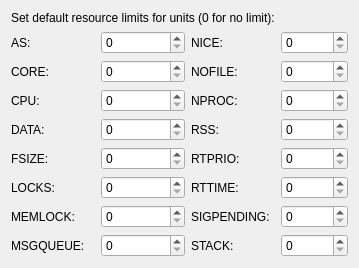
First picture: the form in ui/reslimits.ui, repository rthomsen/kcmsystemd, before the edit.
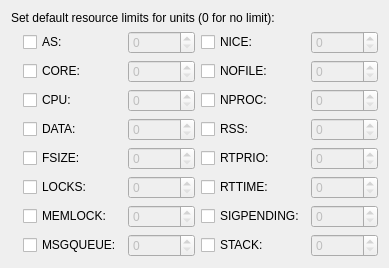
Second picture: the form after the edit.

```diff
--- a/ui/reslimits.ui
+++ b/ui/reslimits.ui
@@ -6,8 +6,8 @@
    <rect>
     <x>0</x>
     <y>0</y>
-    <width>343</width>
-    <height>232</height>
+    <width>405</width>
+    <height>240</height>
    </rect>
   </property>
   <property name="windowTitle">
@@ -17,238 +17,92 @@
    <property name="sizeConstraint">
     <enum>QLayout::SetFixedSize</enum>
    </property>
-   <item row="11" column="3">
-    <widget class="QSpinBox" name="spnDefaultLimitRTPRIO">
-     <property name="maximum">
-      <number>999999999</number>
-     </property>
-    </widget>
-   </item>
-   <item row="14" column="3">
-    <widget class="QSpinBox" name="spnDefaultLimitSTACK">
-     <property name="maximum">
-      <number>999999999</number>
-     </property>
-    </widget>
-   </item>
-   <item row="8" column="1">
-    <widget class="QSpinBox" name="spnDefaultLimitCPU">
-     <property name="maximum">
-      <number>999999999</number>
-     </property>
-    </widget>
-   </item>
-   <item row="13" column="1">
-    <widget class="QSpinBox" name="spnDefaultLimitMEMLOCK">
-     <property name="maximum">
-      <number>999999999</number>
-     </property>
-    </widget>
-   </item>
-   <item row="11" column="1">
-    <widget class="QSpinBox" name="spnDefaultLimitFSIZE">
-     <property name="maximum">
-      <number>999999999</number>
-     </property>
-    </widget>
-   </item>
-   <item row="8" column="3">
-    <widget class="QSpinBox" name="spnDefaultLimitNPROC">
-     <property name="maximum">
-      <number>999999999</number>
-     </property>
-    </widget>
-   </item>
-   <item row="10" column="3">
-    <widget class="QSpinBox" name="spnDefaultLimitRSS">
-     <property name="maximum">
-      <number>999999999</number>
-     </property>
-    </widget>
-   </item>
-   <item row="6" column="3">
-    <widget class="QSpinBox" name="spnDefaultLimitNICE">
-     <property name="maximum">
-      <number>999999999</number>
-     </property>
-    </widget>
-   </item>
-   <item row="14" column="0">
-    <widget class="QLabel" name="label_9">
-     <property name="text">
-      <string>MSGQUEUE:</string>
-     </property>
-    </widget>
-   </item>
-   <item row="6" column="2">
-    <widget class="QLabel" name="label_10">
-     <property name="text">
-      <string>NICE:</string>
-     </property>
-    </widget>
-   </item>
-   <item row="10" column="1">
-    <widget class="QSpinBox" name="spnDefaultLimitDATA">
-     <property name="maximum">
-      <number>999999999</number>
-     </property>
-    </widget>
-   </item>
-   <item row="7" column="0">
-    <widget class="QLabel" name="label_3">
-     <property name="text">
-      <string>CORE:</string>
-     </property>
-    </widget>
-   </item>
-   <item row="10" column="0">
-    <widget class="QLabel" name="label_5">
-     <property name="text">
-      <string>DATA:</string>
-     </property>
-    </widget>
-   </item>
-   <item row="11" column="0">
-    <widget class="QLabel" name="label_6">
-     <property name="text">
-      <string>FSIZE:</string>
-     </property>
-    </widget>
-   </item>
-   <item row="7" column="3">
-    <widget class="QSpinBox" name="spnDefaultLimitNOFILE">
-     <property name="maximum">
-      <number>999999999</number>
-     </property>
-    </widget>
-   </item>
-   <item row="12" column="3">
-    <widget class="QSpinBox" name="spnDefaultLimitRTTIME">
-     <property name="maximum">
-      <number>999999999</number>
-     </property>
-    </widget>
-   </item>
-   <item row="6" column="0">
-    <widget class="QLabel" name="label_2">
-     <property name="text">
-      <string>AS:</string>
-     </property>
-    </widget>
-   </item>
-   <item row="12" column="1">
-    <widget class="QSpinBox" name="spnDefaultLimitLOCKS">
-     <property name="maximum">
-      <number>999999999</number>
-     </property>
-    </widget>
-   </item>
-   <item row="14" column="1">
-    <widget class="QSpinBox" name="spnDefaultLimitMSGQUEUE">
-     <property name="maximum">
-      <number>999999999</number>
-     </property>
-    </widget>
-   </item>
-   <item row="13" column="3">
-    <widget class="QSpinBox" name="spnDefaultLimitSIGPENDING">
-     <property name="maximum">
-      <number>999999999</number>
-     </property>
-    </widget>
-   </item>
-   <item row="7" column="1">
-    <widget class="QSpinBox" name="spnDefaultLimitCORE">
-     <property name="maximum">
-      <number>999999999</number>
-     </property>
-    </widget>
-   </item>
-   <item row="0" column="0" colspan="3">
-    <widget class="QLabel" name="label">
-     <property name="text">
-      <string>Set default resource limits for units (0 for no limit):</string>
-     </property>
-    </widget>
-   </item>
-   <item row="6" column="1">
-    <widget class="QSpinBox" name="spnDefaultLimitAS">
-     <property name="maximum">
-      <number>999999999</number>
-     </property>
-    </widget>
-   </item>
-   <item row="8" column="0">
-    <widget class="QLabel" name="label_4">
-     <property name="text">
-      <string>CPU:</string>
-     </property>
-    </widget>
-   </item>
-   <item row="12" column="0">
-    <widget class="QLabel" name="label_7">
-     <property name="text">
-      <string>LOCKS:</string>
-     </property>
-    </widget>
-   </item>
-   <item row="7" column="2">
-    <widget class="QLabel" name="label_11">
-     <property name="text">
-      <string>NOFILE:</string>
-     </property>
-    </widget>
-   </item>
-   <item row="8" column="2">
-    <widget class="QLabel" name="label_12">
-     <property name="text">
-      <string>NPROC:</string>
-     </property>
-    </widget>
-   </item>
-   <item row="10" column="2">
-    <widget class="QLabel" name="label_13">
+   <item row="11" column="4">
+    <widget class="QCheckBox" name="chkDefaultLimitRSS">
      <property name="text">
       <string>RSS:</string>
      </property>
     </widget>
    </item>
-   <item row="13" column="0">
-    <widget class="QLabel" name="label_8">
-     <property name="text">
-      <string>MEMLOCK:</string>
-     </property>
-    </widget>
-   </item>
-   <item row="11" column="2">
-    <widget class="QLabel" name="label_14">
+   <item row="12" column="4">
+    <widget class="QCheckBox" name="chkDefaultLimitRTPRIO">
      <property name="text">
       <string>RTPRIO:</string>
      </property>
     </widget>
    </item>
-   <item row="12" column="2">
-    <widget class="QLabel" name="label_15">
+   <item row="13" column="4">
+    <widget class="QCheckBox" name="chkDefaultLimitRTTIME">
      <property name="text">
       <string>RTTIME:</string>
      </property>
     </widget>
    </item>
-   <item row="13" column="2">
-    <widget class="QLabel" name="label_16">
+   <item row="14" column="4">
+    <widget class="QCheckBox" name="chkDefaultLimitSIGPENDING">
      <property name="text">
       <string>SIGPENDING:</string>
      </property>
     </widget>
    </item>
-   <item row="14" column="2">
-    <widget class="QLabel" name="label_17">
+   <item row="15" column="4">
+    <widget class="QCheckBox" name="chkDefaultLimitSTACK">
      <property name="text">
       <string>STACK:</string>
      </property>
     </widget>
    </item>
-   <item row="15" column="0" colspan="4">
+   <item row="15" column="3">
+    <widget class="QSpinBox" name="spnDefaultLimitMSGQUEUE">
+     <property name="enabled">
+      <bool>false</bool>
+     </property>
+     <property name="maximum">
+      <number>999999999</number>
+     </property>
+    </widget>
+   </item>
+   <item row="14" column="5">
+    <widget class="QSpinBox" name="spnDefaultLimitSIGPENDING">
+     <property name="enabled">
+      <bool>false</bool>
+     </property>
+     <property name="maximum">
+      <number>999999999</number>
+     </property>
+    </widget>
+   </item>
+   <item row="8" column="3">
+    <widget class="QSpinBox" name="spnDefaultLimitCORE">
+     <property name="enabled">
+      <bool>false</bool>
+     </property>
+     <property name="maximum">
+      <number>999999999</number>
+     </property>
+    </widget>
+   </item>
+   <item row="12" column="3">
+    <widget class="QSpinBox" name="spnDefaultLimitFSIZE">
+     <property name="enabled">
+      <bool>false</bool>
+     </property>
+     <property name="maximum">
+      <number>999999999</number>
+     </property>
+    </widget>
+   </item>
+   <item row="7" column="5">
+    <widget class="QSpinBox" name="spnDefaultLimitNICE">
+     <property name="enabled">
+      <bool>false</bool>
+     </property>
+     <property name="maximum">
+      <number>999999999</number>
+     </property>
+    </widget>
+   </item>
+   <item row="16" column="1" colspan="5">
     <spacer name="verticalSpacer">
      <property name="orientation">
       <enum>Qt::Vertical</enum>
@@ -261,6 +115,200 @@
      </property>
     </spacer>
    </item>
+   <item row="14" column="3">
+    <widget class="QSpinBox" name="spnDefaultLimitMEMLOCK">
+     <property name="enabled">
+      <bool>false</bool>
+     </property>
+     <property name="maximum">
+      <number>999999999</number>
+     </property>
+    </widget>
+   </item>
+   <item row="11" column="5">
+    <widget class="QSpinBox" name="spnDefaultLimitRSS">
+     <property name="enabled">
+      <bool>false</bool>
+     </property>
+     <property name="maximum">
+      <number>999999999</number>
+     </property>
+    </widget>
+   </item>
+   <item row="9" column="5">
+    <widget class="QSpinBox" name="spnDefaultLimitNPROC">
+     <property name="enabled">
+      <bool>false</bool>
+     </property>
+     <property name="maximum">
+      <number>999999999</number>
+     </property>
+    </widget>
+   </item>
+   <item row="6" column="0" colspan="6">
+    <widget class="QLabel" name="label">
+     <property name="text">
+      <string>Set default resource limits for units (0 for no limit):</string>
+     </property>
+    </widget>
+   </item>
+   <item row="7" column="3">
+    <widget class="QSpinBox" name="spnDefaultLimitAS">
+     <property name="enabled">
+      <bool>false</bool>
+     </property>
+     <property name="maximum">
+      <number>999999999</number>
+     </property>
+    </widget>
+   </item>
+   <item row="8" column="5">
+    <widget class="QSpinBox" name="spnDefaultLimitNOFILE">
+     <property name="enabled">
+      <bool>false</bool>
+     </property>
+     <property name="maximum">
+      <number>999999999</number>
+     </property>
+    </widget>
+   </item>
+   <item row="13" column="5">
+    <widget class="QSpinBox" name="spnDefaultLimitRTTIME">
+     <property name="enabled">
+      <bool>false</bool>
+     </property>
+     <property name="maximum">
+      <number>999999999</number>
+     </property>
+    </widget>
+   </item>
+   <item row="12" column="5">
+    <widget class="QSpinBox" name="spnDefaultLimitRTPRIO">
+     <property name="enabled">
+      <bool>false</bool>
+     </property>
+     <property name="maximum">
+      <number>999999999</number>
+     </property>
+    </widget>
+   </item>
+   <item row="15" column="5">
+    <widget class="QSpinBox" name="spnDefaultLimitSTACK">
+     <property name="enabled">
+      <bool>false</bool>
+     </property>
+     <property name="maximum">
+      <number>999999999</number>
+     </property>
+    </widget>
+   </item>
+   <item row="9" column="3">
+    <widget class="QSpinBox" name="spnDefaultLimitCPU">
+     <property name="enabled">
+      <bool>false</bool>
+     </property>
+     <property name="maximum">
+      <number>999999999</number>
+     </property>
+    </widget>
+   </item>
+   <item row="11" column="3">
+    <widget class="QSpinBox" name="spnDefaultLimitDATA">
+     <property name="enabled">
+      <bool>false</bool>
+     </property>
+     <property name="maximum">
+      <number>999999999</number>
+     </property>
+    </widget>
+   </item>
+   <item row="13" column="3">
+    <widget class="QSpinBox" name="spnDefaultLimitLOCKS">
+     <property name="enabled">
+      <bool>false</bool>
+     </property>
+     <property name="maximum">
+      <number>999999999</number>
+     </property>
+    </widget>
+   </item>
+   <item row="8" column="2">
+    <widget class="QCheckBox" name="chkDefaultLimitCORE">
+     <property name="text">
+      <string>CORE:</string>
+     </property>
+    </widget>
+   </item>
+   <item row="9" column="2">
+    <widget class="QCheckBox" name="chkDefaultLimitCPU">
+     <property name="text">
+      <string>CPU:</string>
+     </property>
+    </widget>
+   </item>
+   <item row="11" column="2">
+    <widget class="QCheckBox" name="chkDefaultLimitDATA">
+     <property name="text">
+      <string>DATA:</string>
+     </property>
+    </widget>
+   </item>
+   <item row="12" column="2">
+    <widget class="QCheckBox" name="chkDefaultLimitFSIZE">
+     <property name="text">
+      <string>FSIZE:</string>
+     </property>
+    </widget>
+   </item>
+   <item row="13" column="2">
+    <widget class="QCheckBox" name="chkDefaultLimitLOCKS">
+     <property name="text">
+      <string>LOCKS:</string>
+     </property>
+    </widget>
+   </item>
+   <item row="14" column="2">
+    <widget class="QCheckBox" name="chkDefaultLimitMEMLOCK">
+     <property name="text">
+      <string>MEMLOCK:</string>
+     </property>
+    </widget>
+   </item>
+   <item row="15" column="2">
+    <widget class="QCheckBox" name="chkDefaultLimitMSGQUEUE">
+     <property name="text">
+      <string>MSGQUEUE:</string>
+     </property>
+    </widget>
+   </item>
+   <item row="7" column="2">
+    <widget class="QCheckBox" name="chkDefaultLimitAS">
+     <property name="text">
+      <string>AS:</string>
+     </property>
+    </widget>
+   </item>
+   <item row="7" column="4">
+    <widget class="QCheckBox" name="chkDefaultLimitNICE">
+     <property name="text">
+      <string>NICE:</string>
+     </property>
+    </widget>
+   </item>
+   <item row="8" column="4">
+    <widget class="QCheckBox" name="chkDefaultLimitNOFILE">
+     <property name="text">
+      <string>NOFILE:</string>
+     </property>
+    </widget>
+   </item>
+   <item row="9" column="4">
+    <widget class="QCheckBox" name="chkDefaultLimitNPROC">
+     <property name="text">
+      <string>NPROC:</string>
+     </property>
+    </widget>
+   </item>
   </layout>
  </widget>
  <tabstops>
```
Left out of the diff: 16 changed lines with no effect on the pictures.
